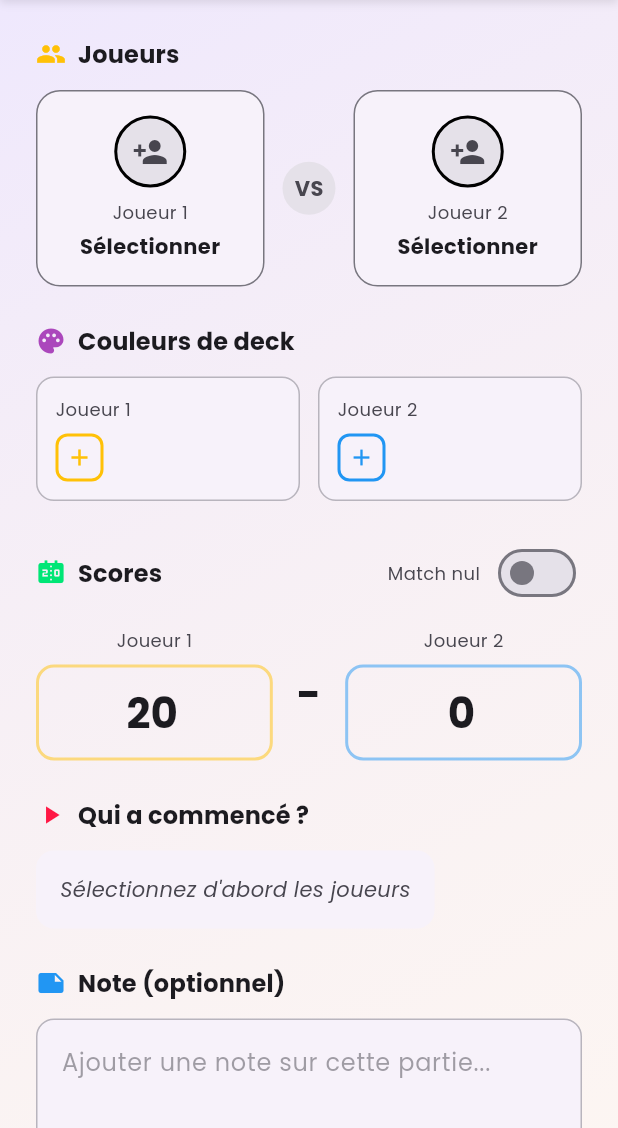
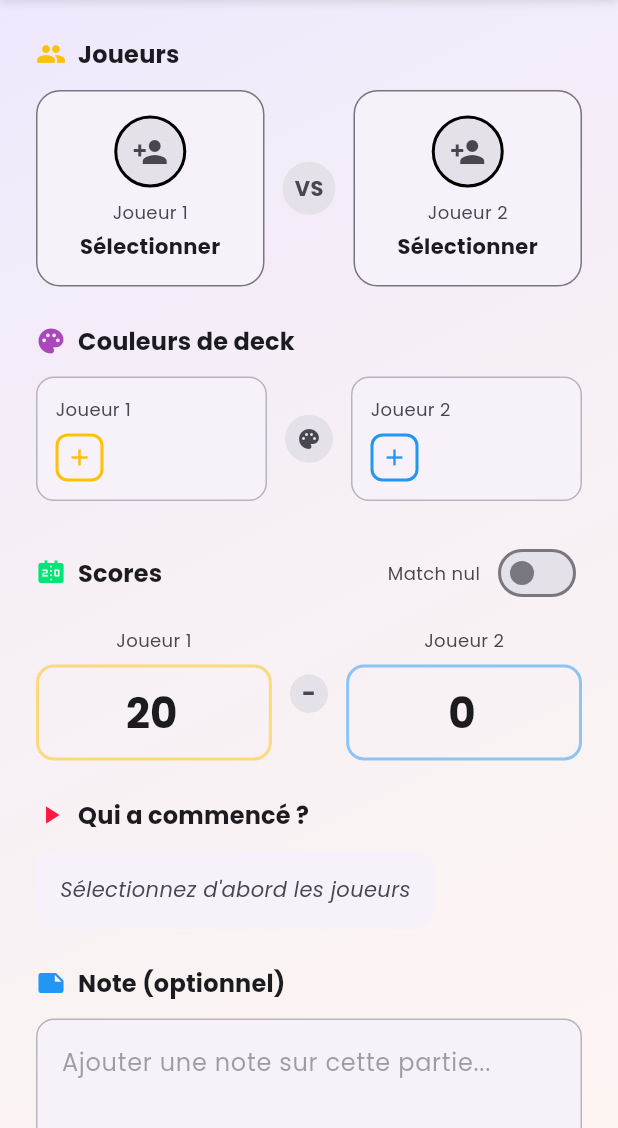
Before and after one commit to Jbijjer/lorcana_lore_counter, a Flutter app: the ManualEntryScreen screen opened directly, on a phone screen of 412 x 824 dp, the part 108-1236 px from its top. Run offline on Flutter 3.47's test engine with Material 3 defaults, Android fonts, the phone set to English and light mode, and no system bars; our stand-ins replace flutter_riverpod, flutter_svg, freezed_annotation, google_fonts, hive, hive_flutter and 2 more; accounts and stored records are empty; generated files the repository leaves out were written again.

Commit message:
Harmoniser la largeur des encadrés dans la saisie manuelle
- Ajouter un container circulaire central dans la section couleurs de deck
- Mettre le tiret du score dans un container circulaire similaire
- Utiliser le même espacement (12px) pour toutes les sections

```diff
--- a/lib/features/game/presentation/screens/manual_entry_screen.dart
+++ b/lib/features/game/presentation/screens/manual_entry_screen.dart
@@ -389,6 +389,19 @@ class _ManualEntryScreenState extends ConsumerState<ManualEntryScreen>
               ),
             ),
             const SizedBox(width: 12),
+            Container(
+              padding: const EdgeInsets.all(8),
+              decoration: BoxDecoration(
+                color: Theme.of(context).colorScheme.surfaceContainerHighest,
+                shape: BoxShape.circle,
+              ),
+              child: Icon(
+                Icons.palette,
+                size: 16,
+                color: Theme.of(context).colorScheme.onSurfaceVariant,
+              ),
+            ),
+            const SizedBox(width: 12),
             Expanded(
               child: _buildDeckColorPicker(
                 label: _player2?.name ?? 'Joueur 2',
@@ -583,14 +596,23 @@ class _ManualEntryScreenState extends ConsumerState<ManualEntryScreen>
                 },
               ),
             ),
-            const SizedBox(width: 16),
-            Text(
-              '-',
-              style: Theme.of(context).textTheme.headlineMedium?.copyWith(
-                    fontWeight: FontWeight.bold,
-                  ),
+            const SizedBox(width: 12),
+            Container(
+              padding: const EdgeInsets.all(8),
+              decoration: BoxDecoration(
+                color: Theme.of(context).colorScheme.surfaceContainerHighest,
+                shape: BoxShape.circle,
+              ),
+              child: Text(
+                '-',
+                style: TextStyle(
+                  fontWeight: FontWeight.bold,
+                  fontSize: 16,
+                  color: Theme.of(context).colorScheme.onSurfaceVariant,
+                ),
+              ),
             ),
-            const SizedBox(width: 16),
+            const SizedBox(width: 12),
             Expanded(
               child: _buildScoreInput(
                 label: _player2?.name ?? 'Joueur 2',
```
